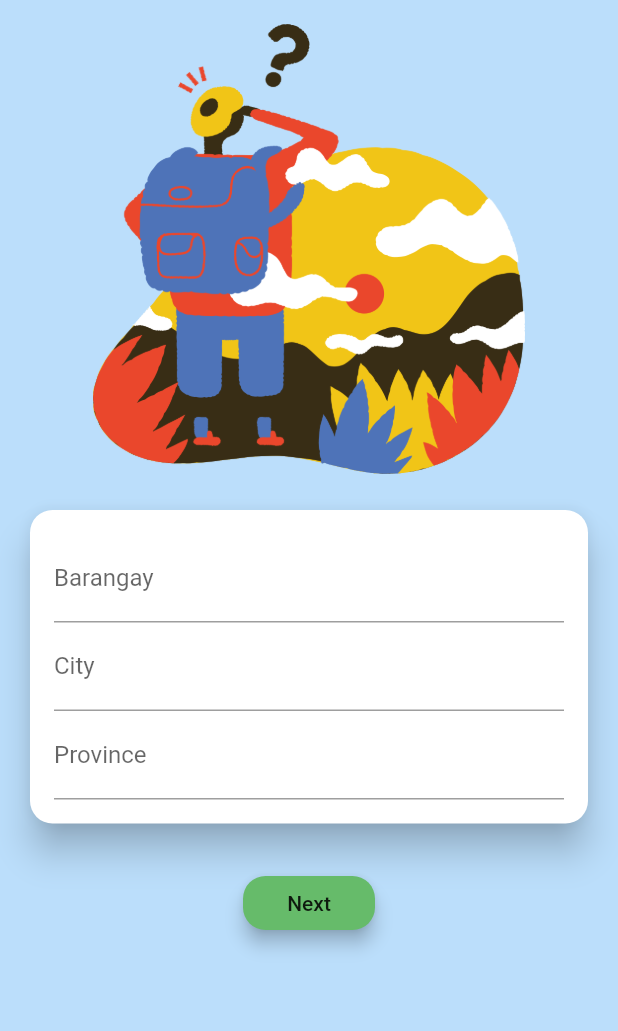
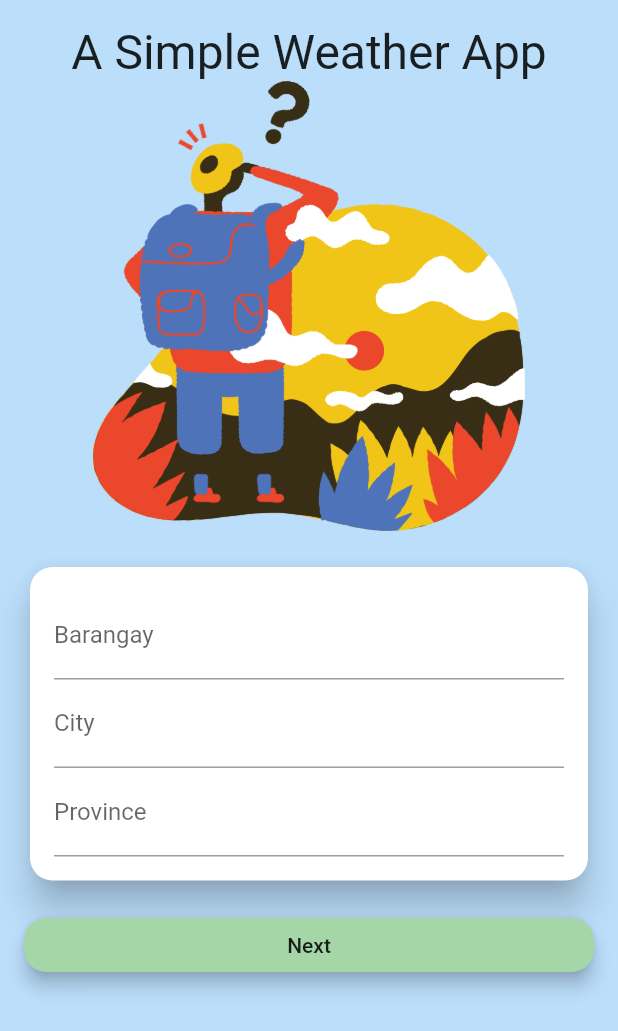
Before and after one commit to mrcprgt/simple_weather_app, a Flutter app: the screen it shows after launch, on a phone screen of 412 x 824 dp. Shown: the top 1031 px of the screen. Run offline on Flutter 3.47's test engine with Material 2 defaults, Android fonts, the phone set to English and light mode, and no system bars; drawn by our look-alikes of flutter_form_builder; our stand-ins replace google_maps_flutter, location, page_transition, permission_handler, progress_dialog.

Commit message:
cleanup some code

```diff
--- a/lib/home.dart
+++ b/lib/home.dart
@@ -1,7 +1,6 @@
 import 'dart:convert';
 import 'package:flutter/material.dart';
 import 'package:flutter_form_builder/flutter_form_builder.dart';
-import 'package:geolocator/geolocator.dart';
 import 'package:google_maps_flutter/google_maps_flutter.dart';
 import 'package:http/http.dart' as http;
 import 'package:permission_handler/permission_handler.dart';
@@ -13,7 +12,7 @@ class Home extends StatefulWidget {
   _HomeState createState() => _HomeState();
 }
 
-class _HomeState extends State<Home> {
+class _HomeState extends State<Home> with TickerProviderStateMixin {
   //FormBuilder Key
   final GlobalKey<FormBuilderState> _fbKey = GlobalKey<FormBuilderState>();
 
@@ -58,7 +57,11 @@ class _HomeState extends State<Home> {
               child: Text('Yes'),
               onPressed: () async {
                 var status = await Permission.location.request();
-                //var gs = await geolocator.checkGeolocationPermissionStatus();
+
+                print(status);
+
+                if (status.isGranted) {
+                  //Request for location service
                   _serviceEnabled = await location.serviceEnabled();
                   if (!_serviceEnabled) {
                     _serviceEnabled = await location.requestService();
@@ -66,14 +69,8 @@ class _HomeState extends State<Home> {
                       return;
                     }
                   }
-                print(status);
-
-                //await Permission.location.request().then((value) => if(value == PermissionStatus.i))
-                if (status.isGranted) {
                   await pr.show().whenComplete(
-                        () async =>
-                            //geolocator.getCurrentPosition(desiredAccuracy: LocationAccuracy.high)
-                            _locationData = (await location
+                        () async => _locationData = (await location
                             .getLocation()
                             .then((value) => currentLocation =
                                 new LatLng(value.latitude, value.longitude))
@@ -99,67 +96,6 @@ class _HomeState extends State<Home> {
                   });
                   openAppSettings();
                 }
-                //Check if location perms is undetermined
-                // if (status.isUndetermined) {
-                //   print("undetermined");
-                //   await Permission.location.status
-                //       .then((value) => print(value));
-                //   await pr.show().whenComplete(
-                //         () async =>
-                //             //geolocator.getCurrentPosition(desiredAccuracy: LocationAccuracy.high)
-                //             _locationData = (await location
-                //                 .getLocation()
-                //                 .then((value) => currentLocation =
-                //                     new LatLng(value.latitude, value.longitude))
-                //                 .whenComplete(() => pr.hide())
-                //                 .whenComplete(
-                //                   () => Navigator.of(context).popAndPushNamed(
-                //                       '/mapscreen',
-                //                       arguments: currentLocation),
-                //                 )),
-                //       );
-                // }
-                //Request for location
-                // await Permission.location.request().whenComplete(
-                // () async =>
-
-                //If location perms is granted
-                // if (status.isGranted) {
-                //   //Get current location, store coordinates to variable, send variable to next screen
-                //   // await geolocator.getCurrentPosition().then((value) =>
-                //   //     currentLocation =
-                //   //         new LatLng(value.latitude, value.longitude));
-                //   await pr.show().whenComplete(
-                //         () async =>
-                //             //geolocator.getCurrentPosition(desiredAccuracy: LocationAccuracy.high)
-                //             _locationData = (await location
-                //                 .getLocation()
-                //                 .then((value) => currentLocation =
-                //                     new LatLng(value.latitude, value.longitude))
-                //                 .whenComplete(() => pr.hide())
-                //                 .whenComplete(
-                //                   () => Navigator.of(context).popAndPushNamed(
-                //                       '/mapscreen',
-                //                       arguments: currentLocation),
-                //                 )),
-                //       );
-                //   Navigator.of(context)
-                //       .pushNamed('/mapscreen', arguments: currentLocation);
-                // }
-
-                // //Check if location perms is permanently denied
-                // if (status.isPermanentlyDenied) {
-                //   //Open application settings.
-                //   openAppSettings();
-                // }
-
-                // //Check if location perms is denied
-                // if (status.isDenied) {
-                //   //Show error banner
-                //   setState(() {
-                //     showError = true;
-                //   });
-                // }
               },
             ),
           ],
@@ -206,18 +142,26 @@ class _HomeState extends State<Home> {
                               child: Text(
                                   "Location services is required for this app. Tap here to enable.",
                                   style: TextStyle(
-                                      fontSize: 24, color: Colors.black))),
+                                      fontSize: 24,
+                                      color: Colors.black,
+                                      fontWeight: FontWeight.w800))),
                         )
                       : Container(),
+                  Text(
+                    "A Simple Weather App",
+                    style: TextStyle(fontSize: 32),
+                  ),
                   Image.asset('assets/bermuda-searching.png',
                       width: MediaQuery.of(context).size.width, height: 300),
                   SizedBox(height: 20),
                   _buildInputCard(),
-                  Container(
-                    height: 25,
+                  SizedBox(
+                    height: 15,
                   ),
-                  RaisedButton(
-                    color: Colors.green[400],
+                  ButtonTheme(
+                    minWidth: double.infinity,
+                    child: RaisedButton(
+                      color: Colors.green[200],
                       shape: RoundedRectangleBorder(
                         borderRadius: BorderRadius.circular(15.0),
                       ),
@@ -274,6 +218,7 @@ class _HomeState extends State<Home> {
                         }
                       },
                     ),
+                  ),
                 ],
               ),
             ),
```
Lines whose indentation alone changed are shown as unchanged.
